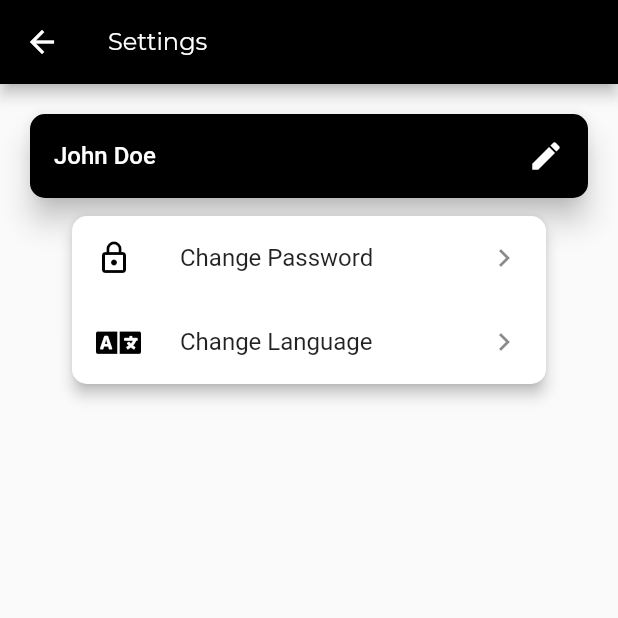
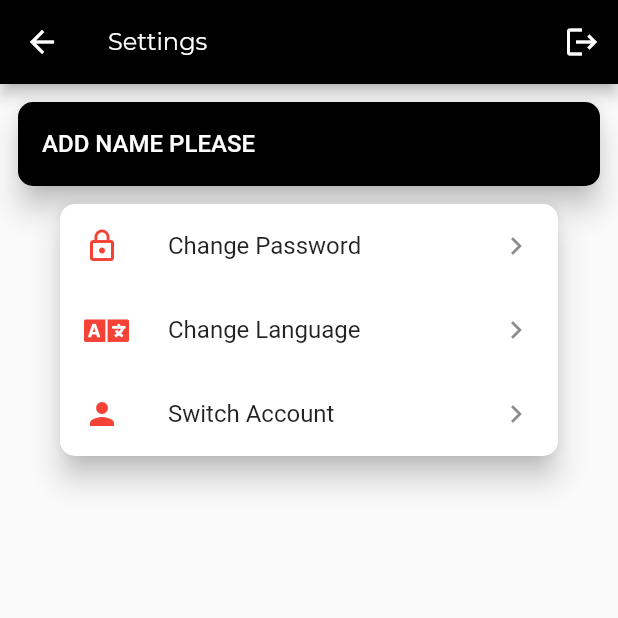
Before and after one commit to Jazz-hash/Google-Solution-Challenge, a Flutter app: the SettingsPage screen opened directly, on a phone screen of 412 x 824 dp, the top half of it. Run offline on Flutter 3.47's test engine with Material 2 defaults, Android fonts, the phone set to English and light mode, and no system bars; our stand-ins replace cloud_firestore, curved_navigation_bar, firebase_auth, firebase_core, font_awesome_flutter, get and 4 more; missing offline and left inert: bezier_chart, flutter_sparkline, folding_cell; accounts and stored records are empty; statements that could not run were skipped.

Commit message:
settings done

```diff
--- a/lib/screens/notifications.dart
+++ b/lib/screens/notifications.dart
@@ -14,7 +14,7 @@ class NotificationsPage extends StatelessWidget {
           Card(
             child: ListTile(
               // leading: FlutterLogo(size: 56.0),
-              title: Text('Welcome to Bizz Home! Wonderful!', style: TextStyle(color: Colors.red, fontSize: 25.0),),
+              title: Text('Welcome to BizzHome! Wonderful!', style: TextStyle(color: Colors.red, fontSize: 25.0),),
               subtitle: Text('We hope to contribute to your business and help each other in testing times!'),
               trailing: Icon(Icons.more_vert),
             ),
--- a/lib/screens/settings.dart
+++ b/lib/screens/settings.dart
@@ -4,7 +4,16 @@ import 'package:font_awesome_flutter/font_awesome_flutter.dart';
 
 class SettingsPage extends StatelessWidget {
   final FirebaseAuth _firebaseAuth = FirebaseAuth.instance;
+  // final user = Auth.returnUserDetails();
+  String name = "";
 
+  // _getdetails() async {
+  //   final user2 = await Auth.getUserDetails();
+  //   print("user2");
+  //   setState(() {
+  //     name = user2["username"];
+  //   });
+  // }
   @override
   Widget build(BuildContext context) {
     return Scaffold(
@@ -12,9 +21,20 @@ class SettingsPage extends StatelessWidget {
         title: Text("Settings"),
         backgroundColor: Colors.black,
         brightness: Brightness.light,
+        actions: <Widget>[
+          IconButton(
+            icon: Icon(
+              Icons.logout,
+              color: Colors.white,
+            ),
+            onPressed: () {
+              // do something
+            },
+          )
+        ],
       ),
       body: SingleChildScrollView(
-        padding: const EdgeInsets.all(16.0),
+        padding: const EdgeInsets.all(8.0),
         child: Column(
         crossAxisAlignment: CrossAxisAlignment.start,
         children: <Widget>[
@@ -28,23 +48,17 @@ class SettingsPage extends StatelessWidget {
         //open edit profile
         },
         title: Text(
-        "John Doe",
+        'ADD NAME PLEASE',
         style: TextStyle(
         color: Colors.white,
         fontWeight: FontWeight.w500,
         ),
         ),
-        // leading: CircleAvatar(
-        // // backgroundImage: NetworkImage(avatars[0]),
-        // ),
-        trailing: Icon(
-        Icons.edit,
-        color: Colors.white,
-        ),
+
         ),
         ),
           Card(
-            elevation: 4.0,
+            elevation: 8.0,
             margin: const EdgeInsets.fromLTRB(32.0, 8.0, 32.0, 16.0),
             shape: RoundedRectangleBorder(
                 borderRadius: BorderRadius.circular(10.0)),
@@ -53,7 +67,7 @@ class SettingsPage extends StatelessWidget {
                 ListTile(
                   leading: Icon(
                     Icons.lock_outline,
-                    color: Colors.black,
+                    color: Colors.red,
                   ),
                   title: Text("Change Password"),
                   trailing: Icon(Icons.keyboard_arrow_right),
@@ -61,12 +75,11 @@ class SettingsPage extends StatelessWidget {
                     //open change password
                   },
                 ),
-                // _buildDivider(),
 
                 ListTile(
                   leading: Icon(
                     FontAwesomeIcons.language,
-                    color: Colors.black,
+                    color: Colors.red,
                   ),
                   title: Text("Change Language"),
                   trailing: Icon(Icons.keyboard_arrow_right),
@@ -74,18 +87,18 @@ class SettingsPage extends StatelessWidget {
                     //open change language
                   },
                 ),
-                // _buildDivider(),
-                // ListTile(
-                //   leading: Icon(
-                //     Icons.location_on,
-                //     color: Colors.purple,
-                //   ),
-                //   title: Text("Change Location"),
-                //   trailing: Icon(Icons.keyboard_arrow_right),
-                //   onTap: () {
-                //     //open change location
-                //   },
-                // ),
+
+                ListTile(
+                  leading: Icon(
+                    Icons.person,
+                    color: Colors.red,
+                  ),
+                  title: Text("Switch Account"),
+                  trailing: Icon(Icons.keyboard_arrow_right),
+                  onTap: () {
+
+                  },
+                ),
               ],
             ),
           ),
```
